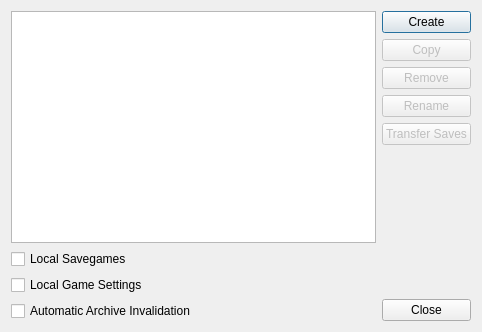
Holt59/mo2-merge, file modorganizer/src/profilesdialog.ui: the form before one commit.
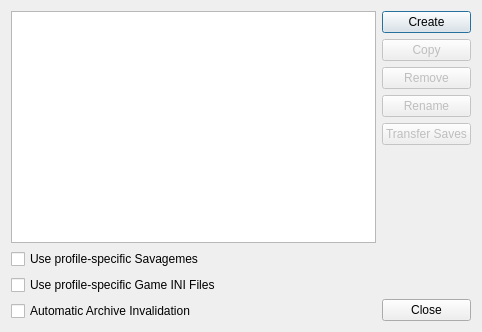
The form after the commit.

Commit message: [modorganizer] * Changed "Local game settings" to "Use profile-specific Game INI files". * Added tooltip to the option explaining what it does since it was missing. * Improved Local Savegames text and tooltip as well.

```diff
--- a/modorganizer/src/profilesdialog.ui
+++ b/modorganizer/src/profilesdialog.ui
@@ -41,14 +41,14 @@
         <string>If checked, savegames are local to this profile and will not appear when starting with a different profile.</string>
        </property>
        <property name="text">
-        <string>Local Savegames</string>
+        <string>Use profile-specific Savagemes</string>
        </property>
       </widget>
      </item>
      <item>
       <widget class="QCheckBox" name="localIniFilesBox">
        <property name="text">
-        <string>Local Game Settings</string>
+        <string>Use profile-specific Game INI Files</string>
        </property>
        <property name="checked">
         <bool>false</bool>
```
Left out of the diff: 8 changed lines with no effect on the pictures.
